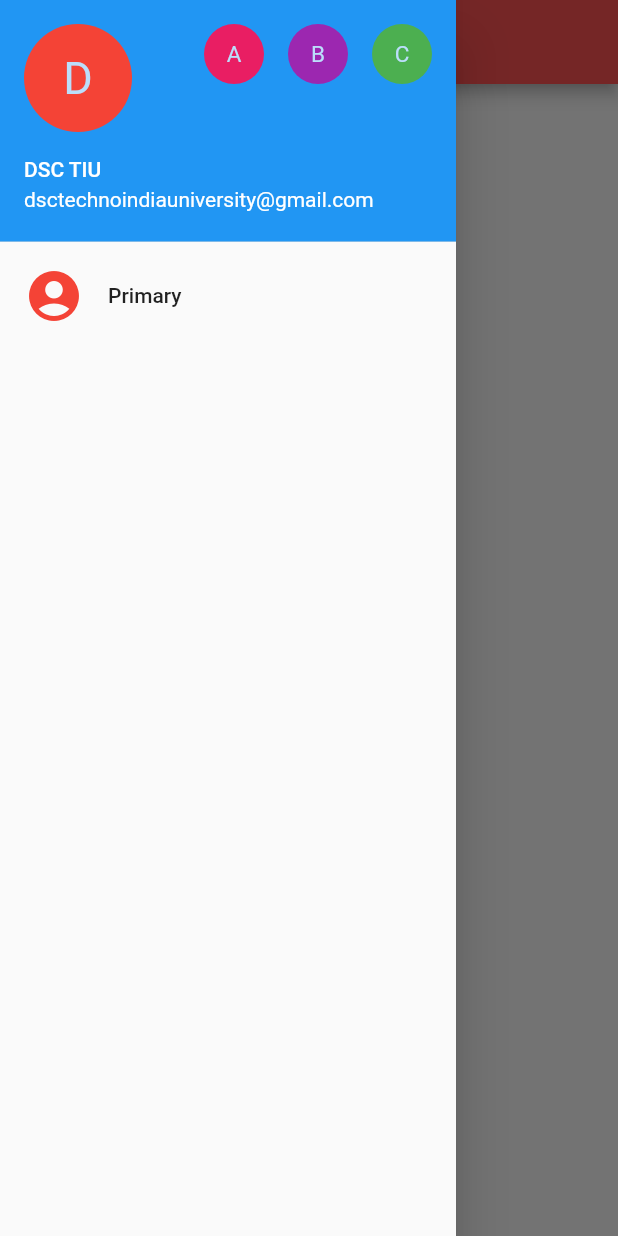
After one commit to dsc-tiu/flutter_layout, a Flutter app: the screen it shows after launch, with the side drawer open, on a phone screen of 412 x 824 dp. The commit adds this screen. Run offline on Flutter 3.47's test engine with Material 2 defaults, Android fonts, the phone set to English and light mode, and no system bars.

Commit message:
upgraded check

```diff
--- /dev/null
+++ b/lib/drawyer.dart
@@ -0,0 +1,37 @@
+import 'package:flutter/material.dart';
+
+class Account extends StatelessWidget {
+  @override
+  Widget build(BuildContext context) {
+    return ListView(
+          children: <Widget>[
+            UserAccountsDrawerHeader(
+              accountName: Text("DSC TIU"),
+              accountEmail: Text("dsctechnoindiauniversity@gmail.com"),
+              currentAccountPicture: CircleAvatar(
+                child: Text("D",style:TextStyle(fontSize:30.0,)),
+                backgroundColor: Colors.red,
+              ),
+              otherAccountsPictures: <Widget>[
+                CircleAvatar(
+                  child: Text("A",style: TextStyle(fontSize: 15.0),),
+                  backgroundColor: Colors.pink,
+                ),
+                CircleAvatar(
+                  child: Text("B",style: TextStyle(fontSize: 15.0),),
+                  backgroundColor: Colors.purple,
+                ),
+                CircleAvatar(
+                  child: Text("C",style: TextStyle(fontSize: 15.0),),
+                  backgroundColor: Colors.green,
+                )
+              ],
+            ),
+            ListTile(
+              leading: Icon(Icons.account_circle,size: 40.0,color: Colors.red,),
+              title: Text("Primary"),
+            ),
+          ],
+        );
+  }
+}
--- a/lib/main.dart
+++ b/lib/main.dart
@@ -58,7 +58,7 @@ class Client extends StatelessWidget {
                 width: 200.0,
                 child: ListView(
                   children: <Widget>[
-                    Text("client name title",style: TextStyle(fontSize: 20.0,fontWeight: FontWeight.bold),),
+                    Text("client name Title",style: TextStyle(fontSize: 20.0,fontWeight: FontWeight.bold),),
                     Text("client email Id",style: TextStyle(fontSize: 20.0,fontWeight: FontWeight.bold),)
                   ],
                 ),
```
